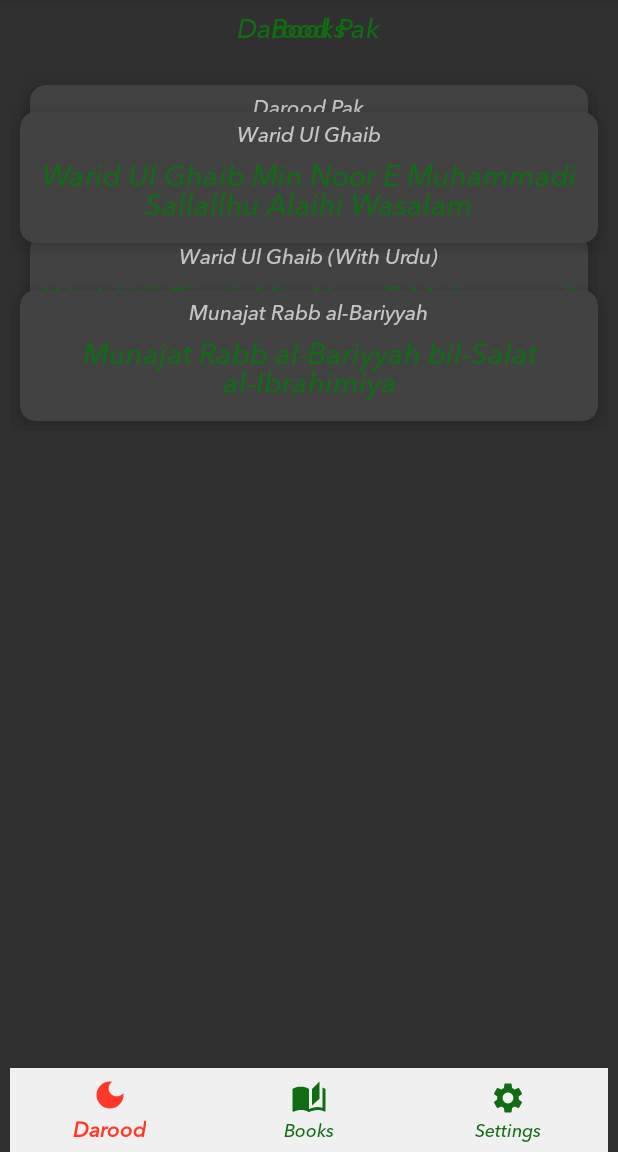
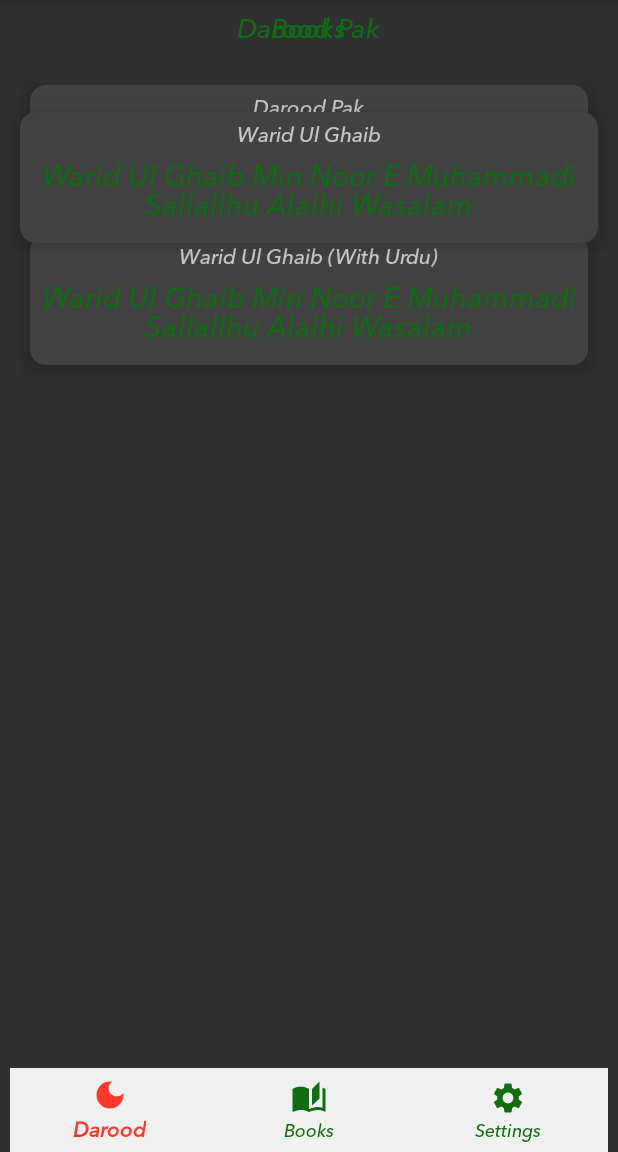
Before and after one commit to lysaan/DalailUlBarkaat, an Android app: the fragment BooksFragment placed in its activity, on a phone screen of 412 x 824 dp, the part 84-1236 px from its top. Run offline under Robolectric (Android 15) with nearby library versions, the phone set to English and light mode, and no system bars; our stand-ins replace sdp/ssp sizes.

```diff
--- a/app/build.gradle
+++ b/app/build.gradle
@@ -9,8 +9,8 @@ android {
         compileSdk 34
         minSdkVersion 21
         targetSdkVersion 34
-        versionCode 3
-        versionName "1.0.2"
+        versionCode 4
+        versionName "1.0.3"
         testInstrumentationRunner "androidx.test.runner.AndroidJUnitRunner"
     }
     buildTypes {
--- a/app/src/main/java/alkaafinternational92/daroodpakcollection/dalailulbarkaat/fragments/BooksFragment.kt
+++ b/app/src/main/java/alkaafinternational92/daroodpakcollection/dalailulbarkaat/fragments/BooksFragment.kt
@@ -37,11 +37,6 @@ class BooksFragment : Fragment() {
       context.startActivity(intent)
     }
 
-    view.findViewById<LinearLayout>(R.id.munajat_rabb_al_bariyyah).setOnClickListener {
-      val intent = Intent(context, BooksActivity::class.java)
-      intent.putExtra("type", BOOK_TYPE_munajat_rabb_al_bariyyah)
-      context.startActivity(intent)
-    }
   }
 
 }
--- a/app/src/main/java/alkaafinternational92/daroodpakcollection/dalailulbarkaat/others/MyData.kt
+++ b/app/src/main/java/alkaafinternational92/daroodpakcollection/dalailulbarkaat/others/MyData.kt
@@ -26,6 +26,10 @@ class MyData : Serializable {
   @Expose
   var ln: String = "en"
 
+  @SerializedName("translation")
+  @Expose
+  var show_translation: Boolean = true
+
 //  fun copy(): MyData {
 //    val copy = MyData()
 //    copy.name = this.name
--- a/app/src/main/res/layout/fragment_books.xml
+++ b/app/src/main/res/layout/fragment_books.xml
@@ -63,44 +63,6 @@
         </androidx.cardview.widget.CardView>
 
       </LinearLayout>
-      <LinearLayout
-        android:id="@+id/munajat_rabb_al_bariyyah"
-        android:layout_width="match_parent"
-        android:layout_height="wrap_content"
-        android:layout_marginTop="@dimen/_14sdp"
-        android:orientation="horizontal">
-
-        <androidx.cardview.widget.CardView
-          style="?attr/cardStyle"
-          android:layout_width="0dp"
-          android:layout_height="wrap_content"
-          android:layout_margin="@dimen/_5sdp"
-          android:layout_weight=".5"
-          app:cardCornerRadius="@dimen/_8sdp"
-          app:cardElevation="@dimen/_8sdp"
-          app:cardMaxElevation="@dimen/_10sdp"
-          app:contentPadding="@dimen/_5sdp">
-
-          <LinearLayout
-            android:layout_width="match_parent"
-            android:layout_height="wrap_content"
-            android:gravity="center_horizontal"
-            android:orientation="vertical">
-
-            <TextView
-              style="@style/battery_two_box_title"
-              android:text="@string/munajat_rabb_al_bariyyah" />
-
-            <TextView
-              style="@style/battery_two_box_text"
-              android:gravity="center"
-              android:text="@string/munajat_rabb_al_bariyyah_bil_salat_al_ibrahimiya" />
-
-
-          </LinearLayout>
-        </androidx.cardview.widget.CardView>
-
-      </LinearLayout>
 
     </LinearLayout>
 
```
Also changed, not shown: app/src/main/java/alkaafinternational92/daroodpakcollection/dalailulbarkaat/adapters/DaroodAdapter.kt (+4 -6 lines), app/src/main/java/alkaafinternational92/daroodpakcollection/dalailulbarkaat/fragments/SettingsFragment.kt (+18 -0 lines), app/src/main/res/layout/fragment_settings.xml (+31 -0 lines), 1 other file.
